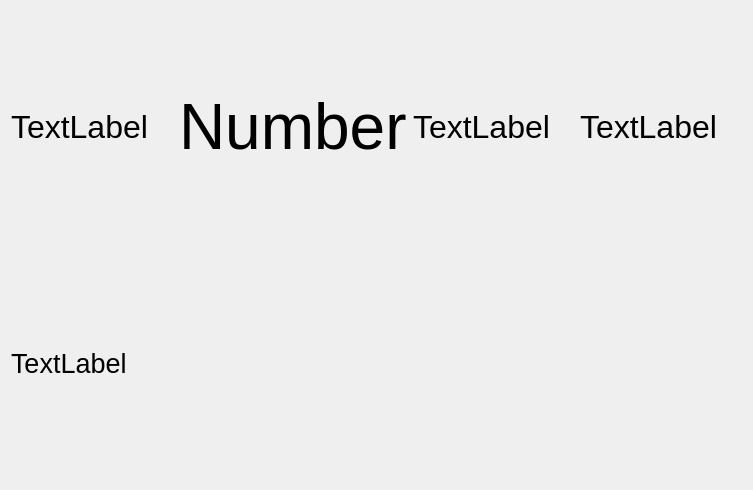
Qt form userwindow.ui (nandra/songPresentation) before a commit.
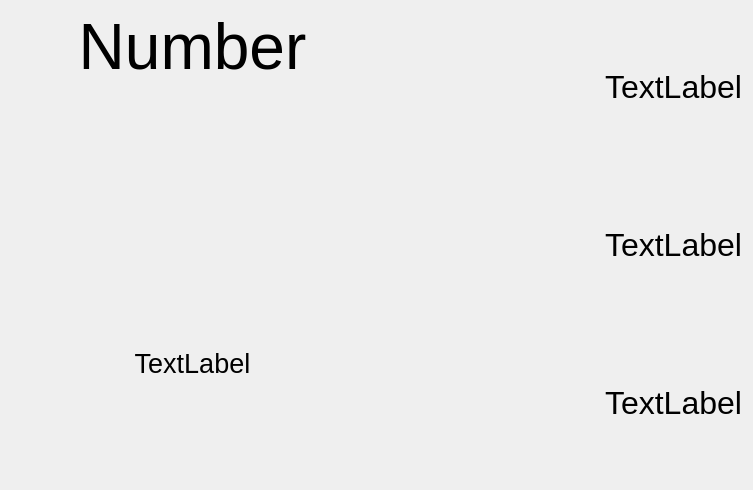
The same form after that commit.

Commit message: Change layout for user window.

Diff of the .ui file:
```diff
--- a/userwindow.ui
+++ b/userwindow.ui
@@ -14,34 +14,46 @@
    <string>UserWindow</string>
   </property>
   <widget class="QWidget" name="centralWidget">
-   <layout class="QVBoxLayout" name="verticalLayout">
-    <item>
      <layout class="QGridLayout" name="gridLayout">
-      <item row="0" column="0">
-       <widget class="QLabel" name="categoryLabel">
+    <item row="1" column="0">
+     <widget class="QLabel" name="songLabel">
         <property name="font">
          <font>
-          <pointsize>24</pointsize>
+        <pointsize>20</pointsize>
          </font>
         </property>
         <property name="text">
          <string>TextLabel</string>
         </property>
-       </widget>
-      </item>
+      <property name="alignment">
+       <set>Qt::AlignCenter</set>
+      </property>
+      <property name="wordWrap">
+       <bool>true</bool>
+      </property>
+     </widget>
+    </item>
+    <item row="0" column="1" rowspan="2">
+     <layout class="QGridLayout" name="gridLayout_2">
       <item row="0" column="1">
-       <widget class="QLabel" name="songNumberLabel">
+       <widget class="QLabel" name="categoryLabel">
         <property name="font">
          <font>
-          <pointsize>48</pointsize>
+          <pointsize>24</pointsize>
          </font>
         </property>
         <property name="text">
-         <string>Number</string>
+         <string>TextLabel</string>
+        </property>
+        <property name="alignment">
+         <set>Qt::AlignRight|Qt::AlignTrailing|Qt::AlignVCenter</set>
+        </property>
+        <property name="margin">
+         <number>10</number>
         </property>
        </widget>
       </item>
-      <item row="0" column="2">
+      <item row="2" column="1">
        <widget class="QLabel" name="projectorStateLabel">
         <property name="font">
          <font>
@@ -51,9 +63,15 @@
         <property name="text">
          <string>TextLabel</string>
         </property>
+        <property name="alignment">
+         <set>Qt::AlignRight|Qt::AlignTrailing|Qt::AlignVCenter</set>
+        </property>
+        <property name="margin">
+         <number>10</number>
+        </property>
        </widget>
       </item>
-      <item row="0" column="3">
+      <item row="1" column="1">
        <widget class="QLabel" name="displayActiveLabel">
         <property name="font">
          <font>
@@ -63,19 +81,44 @@
         <property name="text">
          <string>TextLabel</string>
         </property>
+        <property name="alignment">
+         <set>Qt::AlignRight|Qt::AlignTrailing|Qt::AlignVCenter</set>
+        </property>
+        <property name="margin">
+         <number>10</number>
+        </property>
        </widget>
       </item>
+      <item row="1" column="0">
+       <spacer name="horizontalSpacer">
+        <property name="orientation">
+         <enum>Qt::Horizontal</enum>
+        </property>
+        <property name="sizeType">
+         <enum>QSizePolicy::Preferred</enum>
+        </property>
+        <property name="sizeHint" stdset="0">
+         <size>
+          <width>40</width>
+          <height>20</height>
+         </size>
+        </property>
+       </spacer>
+      </item>
      </layout>
     </item>
-    <item>
-     <widget class="QLabel" name="songLabel">
+    <item row="0" column="0">
+     <widget class="QLabel" name="songNumberLabel">
       <property name="font">
        <font>
-        <pointsize>20</pointsize>
+        <pointsize>48</pointsize>
        </font>
       </property>
       <property name="text">
-       <string>TextLabel</string>
+       <string>Number</string>
+      </property>
+      <property name="alignment">
+       <set>Qt::AlignHCenter|Qt::AlignTop</set>
       </property>
      </widget>
     </item>
```
Lines whose indentation alone changed are shown as unchanged.
